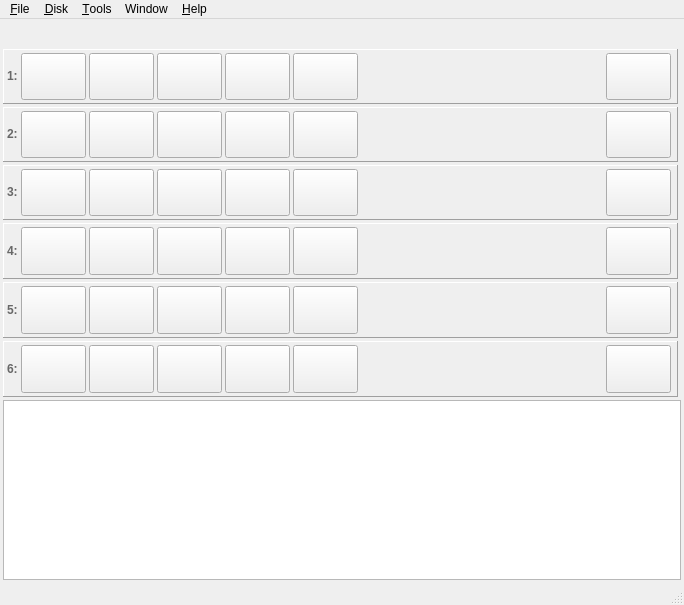
Before: the Qt Designer form mainwindow.ui in greblus/aspeqt, drawn with Qt 5.
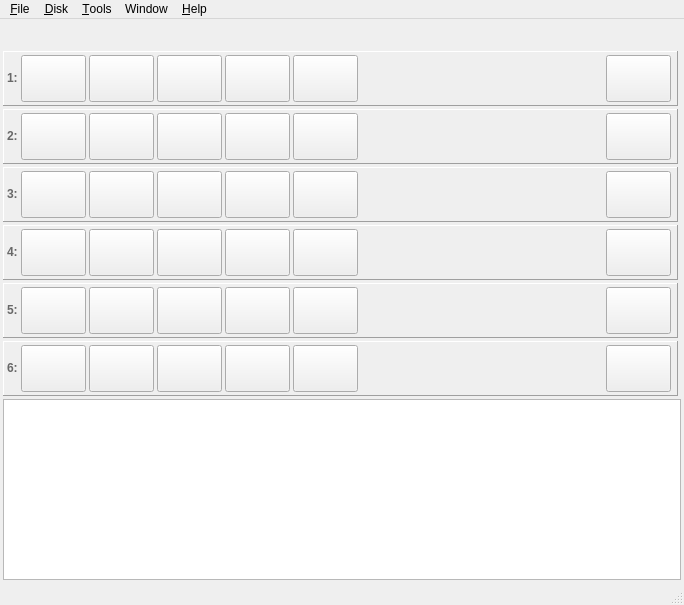
After: the same form once the commit is applied. Icons and pictures are not drawn.

Commit message: ...and there. Get rid of focus frame around buttons.

The edit to the form file:
```diff
--- a/mainwindow.ui
+++ b/mainwindow.ui
@@ -384,7 +384,7 @@
            <property name="sizeHint" stdset="0">
             <size>
              <width>600</width>
-             <height>20</height>
+             <height>0</height>
             </size>
            </property>
           </spacer>
@@ -927,7 +927,7 @@
            <property name="sizeHint" stdset="0">
             <size>
              <width>600</width>
-             <height>20</height>
+             <height>0</height>
             </size>
            </property>
           </spacer>
@@ -1430,7 +1430,7 @@
            <property name="sizeHint" stdset="0">
             <size>
              <width>600</width>
-             <height>20</height>
+             <height>0</height>
             </size>
            </property>
           </spacer>
@@ -1965,7 +1965,7 @@
            <property name="sizeHint" stdset="0">
             <size>
              <width>600</width>
-             <height>20</height>
+             <height>0</height>
             </size>
            </property>
           </spacer>
@@ -2477,7 +2477,7 @@
            <property name="sizeHint" stdset="0">
             <size>
              <width>600</width>
-             <height>20</height>
+             <height>0</height>
             </size>
            </property>
           </spacer>
@@ -3025,7 +3025,7 @@
            <property name="sizeHint" stdset="0">
             <size>
              <width>600</width>
-             <height>20</height>
+             <height>0</height>
             </size>
            </property>
           </spacer>
```
Left out of the diff: 108 changed lines with no effect on the pictures. The commit also changes 4 other files.
